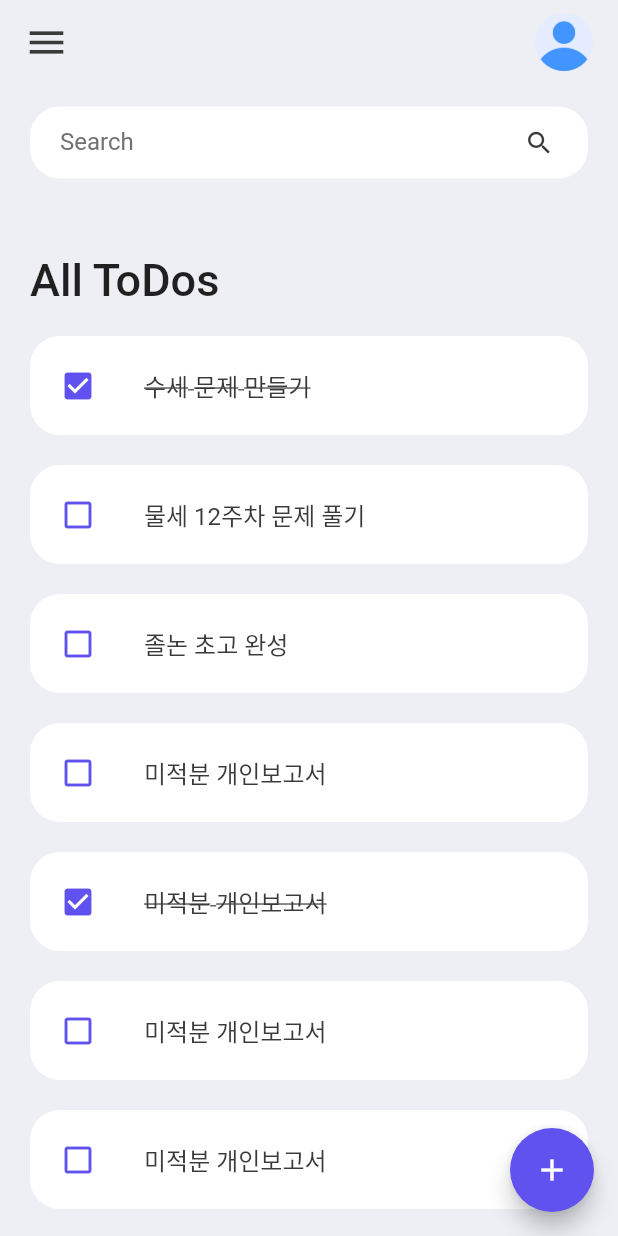
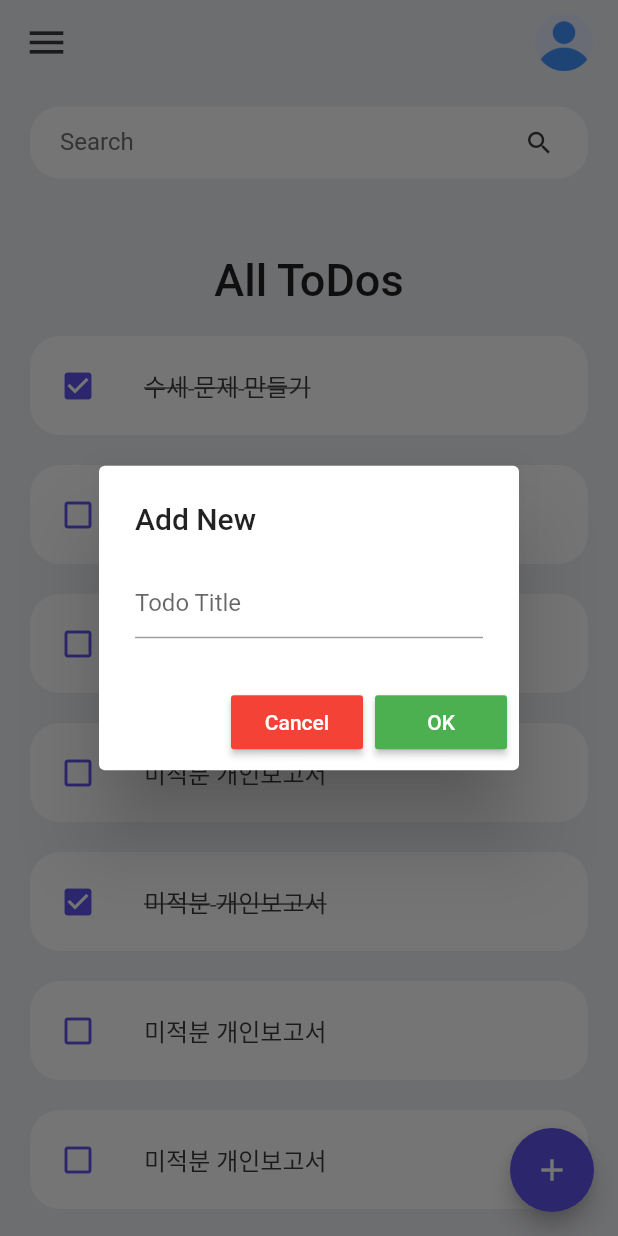
Before and after one commit to yohanbaeyo/hold_on, a Flutter app: the screen it shows after launch, after a tap on the "add" icon, on a phone screen of 412 x 824 dp. Run offline on Flutter 3.47's test engine with Material 2 defaults, Android fonts, the phone set to English and light mode, and no system bars.

Commit message:
1st ver. fin : - swipe to delete - fab to add item - overflow in listview fixed

```diff
--- a/lib/model/todo.dart
+++ b/lib/model/todo.dart
@@ -2,20 +2,21 @@ class ToDo {
   int id;
   String todoText;
   bool isDone;
+  static int latest_primary_number = 8;
 
   ToDo({required this.id, required this.todoText, this.isDone = false});
 
   //TODO: 처음 스페이스바 전에는 하이라이팅
   static List<ToDo> todoList() {
     return [
-      ToDo(id: 1, todoText: '수세 문제 만들기', isDone: true),
-      ToDo(id: 2, todoText: '물세 12주차 문제 풀기', isDone: false),
-      ToDo(id: 3, todoText: '졸논 초고 완성'),
-      ToDo(id: 4, todoText: '미적분 개인보고서'),
+      ToDo(id: 0, todoText: '수세 문제 만들기', isDone: true),
+      ToDo(id: 1, todoText: '물세 12주차 문제 풀기', isDone: false),
+      ToDo(id: 2, todoText: '졸논 초고 완성'),
+      ToDo(id: 3, todoText: '미적분 개인보고서'),
       ToDo(id: 4, todoText: '미적분 개인보고서', isDone: true),
-      ToDo(id: 4, todoText: '미적분 개인보고서'),
-      ToDo(id: 4, todoText: '미적분 개인보고서'),
-      ToDo(id: 4, todoText: '미적분 개인보고서'),
+      ToDo(id: 5, todoText: '미적분 개인보고서'),
+      ToDo(id: 6, todoText: '미적분 개인보고서'),
+      ToDo(id: 7, todoText: '미적분 개인보고서'),
     ];
   }
 }
--- a/lib/screens/home.dart
+++ b/lib/screens/home.dart
@@ -1,3 +1,5 @@
+import 'dart:convert';
+
 import 'package:flutter/material.dart';
 import '../constants/colors.dart';
 import '../widgets/todo_item.dart';
@@ -12,6 +14,9 @@ class Home extends StatefulWidget {
 
 class _HomeState extends State<Home> {
   final todoList = ToDo.todoList();
+  String addTodoDialogTextInput = "";
+  String todoItemTitle = "";
+  final TextEditingController textEditingController = TextEditingController();
 
   @override
   Widget build(BuildContext context) {
@@ -20,16 +25,7 @@ class _HomeState extends State<Home> {
         appBar: _buildAppBar(),
         floatingActionButton: FloatingActionButton(
           onPressed: () {
-            // showDialog(context: context, builder: ((context) {
-            //   return AlertDialog(
-            //     title: Text("TextField in Dialog"),
-            //     content: TextField(
-            //       onChanged: (value) {
-
-            //       },
-            //     ),
-            //   );
-            // });
+            _displayToDoInputDialog(context);
           },
           backgroundColor: tdBlue,
           child: const Icon(Icons.add),
@@ -38,22 +34,49 @@ class _HomeState extends State<Home> {
           padding: EdgeInsets.symmetric(horizontal: 20, vertical: 15),
           child: Column(children: [
             searchBox(),
+            Container(
+              margin: EdgeInsets.only(top: 50, bottom: 20),
+              child: Text('All ToDos',
+                  style: TextStyle(fontSize: 30, fontWeight: FontWeight.w500)),
+            ),
             Expanded(
-              child: ListView(
-                children: [
-                  Container(
-                    margin: EdgeInsets.only(top: 50, bottom: 20),
-                    child: Text('All ToDos',
-                        style: TextStyle(
-                            fontSize: 30, fontWeight: FontWeight.w500)),
-                  ),
-                  for (ToDo it in todoList)
-                    ToDoItem(
-                      todo: it,
+              // child: ListView(
+              //   children: [
+              //     for (ToDo it in todoList)
+              //       ToDoItem(
+              //         todo: it,
+              //         onToDoChanged: _handleToDoChange,
+              //         onDeleteItem: () {},
+              //       )
+              //   ],
+              // ),
+              child: ListView.builder(
+                itemCount: todoList.length,
+                itemBuilder: (context, index) {
+                  final item = todoList[index];
+                  return Dismissible(
+                    key: Key(item.id.toString()),
+                    child: ToDoItem(
+                      todo: item,
                       onToDoChanged: _handleToDoChange,
                       onDeleteItem: () {},
-                    )
-                ],
+                    ),
+                    onDismissed: (direction) {
+                      setState(() {
+                        todoList.removeAt(index);
+                      });
+                      ScaffoldMessenger.of(context).showSnackBar(SnackBar(
+                          content:
+                              Text("ToDo Item '${item.todoText}' dismissed")));
+                    },
+                    background: Container(
+                      margin: EdgeInsets.only(bottom: 20),
+                      decoration: BoxDecoration(
+                          borderRadius: BorderRadius.circular(20),
+                          color: Colors.red),
+                    ),
+                  );
+                },
               ),
             )
           ]),
@@ -113,19 +136,54 @@ class _HomeState extends State<Home> {
     });
   }
 
+  void _deleteToDoItem(int id) {
+    setState(() {
+      todoList.removeWhere((element) => element.id == id);
+    });
+  }
+
   Future<void> _displayToDoInputDialog(BuildContext context) async {
     return showDialog(
         context: context,
         builder: (context) {
           return AlertDialog(
-            title: Text('Add ToDo Item'),
+            title: Text('Add New'),
             content: TextField(
               onChanged: (value) {
                 setState(() {
-                  return;
+                  addTodoDialogTextInput = value;
                 });
               },
+              controller: textEditingController,
+              decoration: const InputDecoration(hintText: "Todo Title"),
             ),
+            actions: [
+              MaterialButton(
+                color: Colors.red,
+                textColor: Colors.white,
+                child: Text("Cancel"),
+                onPressed: () {
+                  setState(() {
+                    Navigator.pop(context);
+                  });
+                },
+              ),
+              MaterialButton(
+                color: Colors.green,
+                textColor: Colors.white,
+                child: Text("OK"),
+                onPressed: () {
+                  setState(() {
+                    todoList.add(ToDo(
+                        id: ToDo.latest_primary_number,
+                        todoText: addTodoDialogTextInput));
+                    ToDo.latest_primary_number++;
+                  });
+                  print(todoItemTitle);
+                  Navigator.pop(context);
+                },
+              )
+            ],
           );
         });
   }
--- a/lib/widgets/todo_item.dart
+++ b/lib/widgets/todo_item.dart
@@ -15,13 +15,16 @@ class ToDoItem extends StatelessWidget {
 
   @override
   Widget build(BuildContext context) {
-    return Container(
+    return Material(
+      color: Colors.transparent,
+      child: Container(
         margin: EdgeInsets.only(bottom: 20),
         child: ListTile(
           onTap: () {
             onToDoChanged(todo);
           },
-        shape: RoundedRectangleBorder(borderRadius: BorderRadius.circular(20)),
+          shape:
+              RoundedRectangleBorder(borderRadius: BorderRadius.circular(20)),
           tileColor: Colors.white,
           leading: Icon(
               todo.isDone ? Icons.check_box : Icons.check_box_outline_blank,
@@ -35,6 +38,7 @@ class ToDoItem extends StatelessWidget {
                 decoration: todo.isDone ? TextDecoration.lineThrough : null),
           ),
         ),
+      ),
     );
   }
 }
```
Lines whose indentation alone changed are shown as unchanged.
